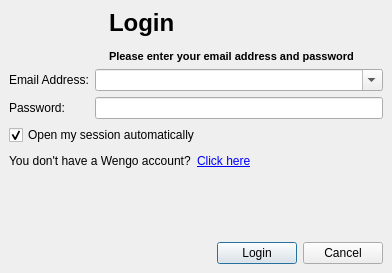
Before: the Qt Designer form wengophone/src/presentation/qt/login/LoginWindow.ui in tkrotoff/WengoPhone, drawn with Qt 5.
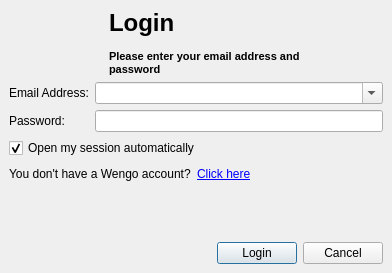
After: the same form once the commit is applied.

The edit to the form file:
```diff
--- a/wengophone/src/presentation/qt/login/LoginWindow.ui
+++ b/wengophone/src/presentation/qt/login/LoginWindow.ui
@@ -384,7 +384,7 @@
       </font>
      </property>
      <property name="text" >
-      <string>&lt;span style="font-size:18pt;">Login&lt;/span>&lt;br />&lt;br />&lt;span>Please enter your email address and password&lt;/span>
+      <string>&lt;span style="font-size:18pt;">Login&lt;/span>&lt;br />&lt;br />&lt;span>Please enter your email address and&lt;br>password&lt;/span>
 </string>
      </property>
      <property name="indent" >
```
